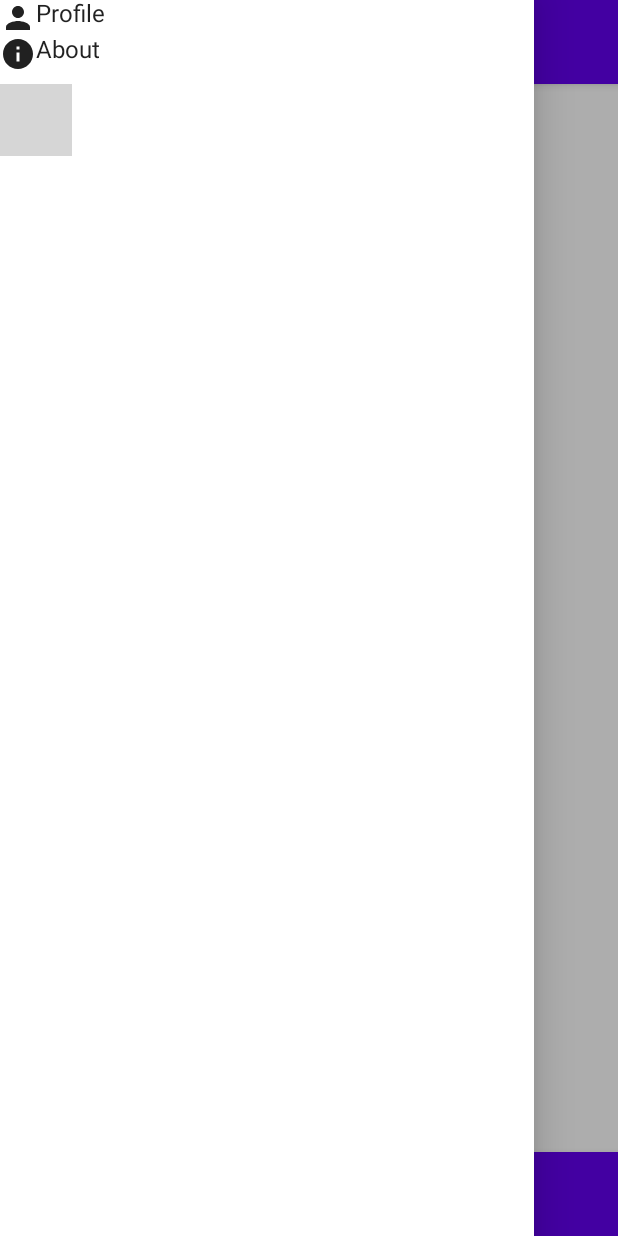
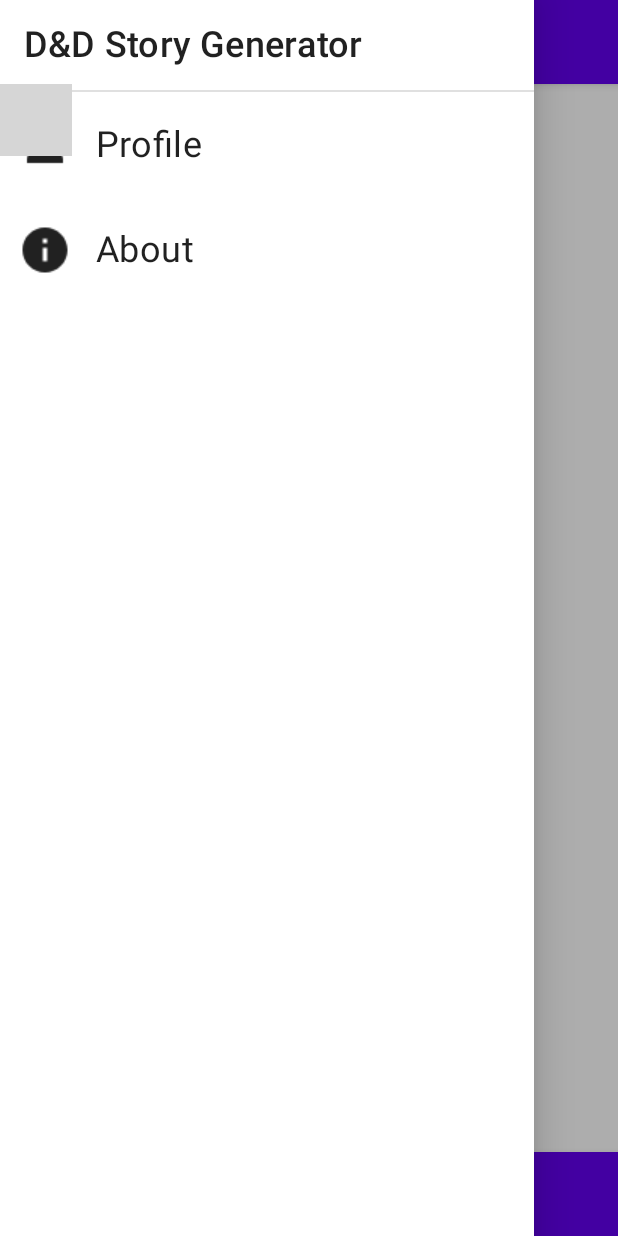
Before and after one commit to Loganche/dndstorygenerator, an Android app built with Jetpack Compose: the composable DiceScreen shown on its own in the app's theme, after a tap on "Drawer Menu", on a phone screen of 412 x 824 dp. Run offline under Robolectric (Android 15) with nearby library versions, the phone set to English and light mode, and no system bars; 1 statement that could not run was skipped; grey boxes are pictures that could not be loaded.

Commit message:
Made a simple design for Drawer

```diff
--- a/app/src/main/java/lxndrloginov/projects/dndstorygenerator/MainActivity.kt
+++ b/app/src/main/java/lxndrloginov/projects/dndstorygenerator/MainActivity.kt
@@ -20,7 +20,7 @@ class MainActivity : ComponentActivity() {
             DndstorygeneratorappTheme {
                 // A surface container using the 'background' color from the theme
                 Surface(color = MaterialTheme.colors.background) {
-                    StoryScreen()
+                    DiceScreen()
                 }
             }
         }
@@ -33,6 +33,6 @@ class MainActivity : ComponentActivity() {
 @Composable
 fun DefaultPreview() {
     DndstorygeneratorappTheme {
-        StoryScreen()
+        DiceScreen()
     }
 }
--- a/app/src/main/java/lxndrloginov/projects/dndstorygenerator/components/Scaffold.kt
+++ b/app/src/main/java/lxndrloginov/projects/dndstorygenerator/components/Scaffold.kt
@@ -7,10 +7,13 @@ import androidx.compose.material.*
 import androidx.compose.material.icons.Icons
 import androidx.compose.material.icons.filled.*
 import androidx.compose.runtime.*
+import androidx.compose.runtime.R
 import androidx.compose.ui.Alignment
 import androidx.compose.ui.Modifier
+import androidx.compose.ui.draw.scale
 import androidx.compose.ui.tooling.preview.Preview
 import androidx.compose.ui.unit.dp
+import androidx.compose.ui.unit.sp
 import kotlinx.coroutines.launch
 import lxndrloginov.projects.dndstorygenerator.ui.theme.DndstorygeneratorappTheme
 
@@ -29,25 +32,75 @@ fun ScaffoldComponent(
         content = content,
         scaffoldState = scaffoldState,
         drawerContent = {
+            Text("D&D Story Generator",
+                fontSize = 24.sp,
+                style = MaterialTheme.typography.subtitle2,
+                modifier = Modifier.padding(16.dp))
+            Divider()
+
             Column(verticalArrangement = Arrangement.Top) {
-                Row(
-                    horizontalArrangement = Arrangement.Start,
+                CardComponent(
+                    elevation = 0.dp,
                     modifier = Modifier
                         .fillMaxWidth()
+                        .height(70.dp)
                         .clickable { }
-                ) {
-                    Icon(Icons.Filled.Person, contentDescription = "User Profile Screen")
-                    Text(text = "Profile")
-                }
-                Row(
-                    horizontalArrangement = Arrangement.Start,
+                        .padding(8.dp),
+                    content = {
+                        Row(
+                            horizontalArrangement = Arrangement.Start,
+                            verticalAlignment = Alignment.CenterVertically,
+                            modifier = Modifier
+                        ) {
+                            Icon(
+                                Icons.Filled.Person,
+                                contentDescription = "User Profile Screen",
+                                modifier = Modifier
+                                    .scale(1.5f)
+                                    .padding(start = 8.dp)
+                            )
+                            Spacer(modifier = Modifier.width(16.dp))
+                            Text(
+                                text = "Profile",
+                                fontSize = 24.sp,
+                                style = MaterialTheme.typography.body2,
+                                modifier = Modifier
+                                    .padding(horizontal = 8.dp)
+                            )
+                        }
+                    }
+                )
+                CardComponent(
+                    elevation = 0.dp,
                     modifier = Modifier
                         .fillMaxWidth()
+                        .height(70.dp)
                         .clickable { }
-                ) {
-                    Icon(Icons.Filled.Info, contentDescription = "Additional Info Screen")
-                    Text(text = "About")
-                }
+                        .padding(8.dp),
+                    content = {
+                        Row(
+                            horizontalArrangement = Arrangement.Start,
+                            verticalAlignment = Alignment.CenterVertically,
+                            modifier = Modifier
+                        ) {
+                            Icon(
+                                Icons.Filled.Info,
+                                contentDescription = "Additional Info Screen",
+                                modifier = Modifier
+                                    .scale(1.5f)
+                                    .padding(start = 8.dp)
+                            )
+                            Spacer(modifier = Modifier.width(16.dp))
+                            Text(
+                                text = "About",
+                                fontSize = 24.sp,
+                                style = MaterialTheme.typography.body2,
+                                modifier = Modifier
+                                    .padding(horizontal = 8.dp)
+                            )
+                        }
+                    }
+                )
             }
         },
         topBar = {
@@ -76,9 +129,24 @@ fun ScaffoldComponent(
                         .fillMaxWidth()
                         .padding(horizontal = 4.dp)
                 ) {
-                    IconButton(onClick = { }) { Icon(Icons.Filled.Casino, contentDescription = "Dices Screen") }
-                    IconButton(onClick = { }) { Icon(Icons.Filled.Article, contentDescription = "Story Screen") }
-                    IconButton(onClick = { }) { Icon(Icons.Filled.MenuBook, contentDescription = "Scenarios Screen") }
+                    IconButton(onClick = { }) {
+                        Icon(
+                            Icons.Filled.Casino,
+                            contentDescription = "Dices Screen"
+                        )
+                    }
+                    IconButton(onClick = { }) {
+                        Icon(
+                            Icons.Filled.Article,
+                            contentDescription = "Story Screen"
+                        )
+                    }
+                    IconButton(onClick = { }) {
+                        Icon(
+                            Icons.Filled.MenuBook,
+                            contentDescription = "Scenarios Screen"
+                        )
+                    }
                 }
             }
         }
```
